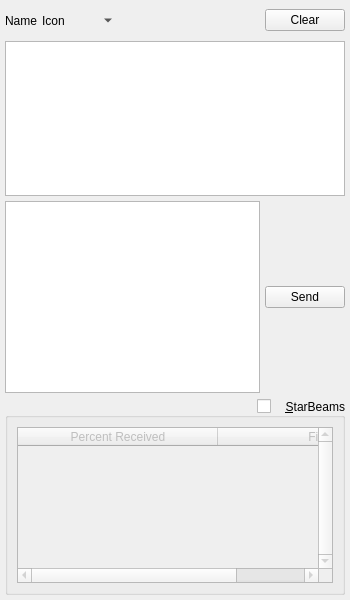
Before: the Qt Designer form branches/trunk/GoldBug-UI/chatwindow.ui in textbrowser/spot-on, drawn with Qt 5.
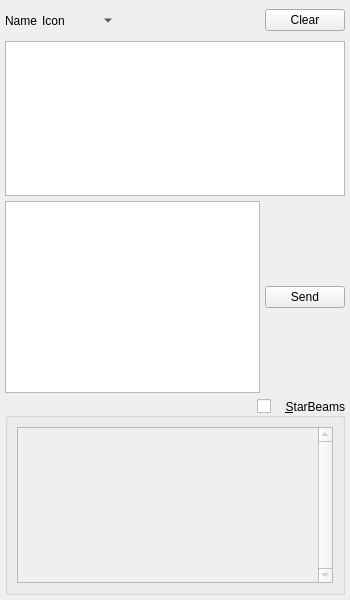
After: the same form once the commit is applied. Icons and pictures are not drawn. Custom widgets are drawn as their Qt base class.

Commit message: One model, many views.

The edit to the form file:
```diff
--- a/branches/trunk/GoldBug-UI/chatwindow.ui
+++ b/branches/trunk/GoldBug-UI/chatwindow.ui
@@ -148,7 +148,7 @@
       </property>
       <layout class="QVBoxLayout" name="verticalLayout_2">
        <item>
-        <widget class="QTableWidget" name="table">
+        <widget class="QTableView" name="table">
          <property name="verticalScrollBarPolicy">
           <enum>Qt::ScrollBarAlwaysOn</enum>
          </property>
@@ -164,22 +164,12 @@
          <property name="sortingEnabled">
           <bool>true</bool>
          </property>
-         <attribute name="horizontalHeaderDefaultSectionSize">
+         <attribute name="horizontalHeaderMinimumSectionSize">
           <number>200</number>
          </attribute>
-         <attribute name="horizontalHeaderStretchLastSection">
+         <attribute name="verticalHeaderCascadingSectionResizes">
           <bool>true</bool>
          </attribute>
-         <column>
-          <property name="text">
-           <string>Percent Received</string>
-          </property>
-         </column>
-         <column>
-          <property name="text">
-           <string>File</string>
-          </property>
-         </column>
         </widget>
        </item>
       </layout>
```
Left out of the diff: 3 changed lines with no effect on the pictures. The commit also changes 4 other files.
